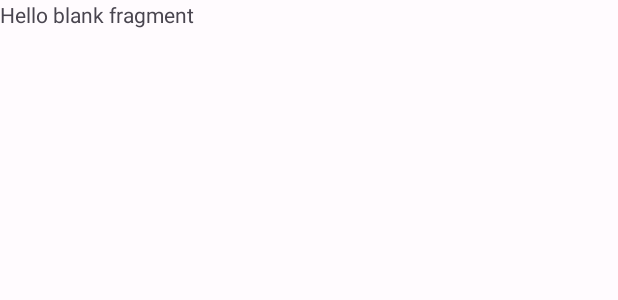
After one commit to nguyendinhkien/NewBaseAndroid, an Android app: the layout fragment_recycler_view_demo.xml on its own in the app's theme, with its tools: preview values and no code run, on a phone screen of 412 x 824 dp. The commit adds this screen. Shown: the top 300 px of the screen. Run offline under Robolectric (Android 15) with nearby library versions, the phone set to English and light mode, and no system bars.

Commit message:
add RecyclerView Demo fragment

```diff
--- a/app/src/main/java/vn/nguyendinhkien/appcommon/presentation/ui/home/HomeViewModel.kt
+++ b/app/src/main/java/vn/nguyendinhkien/appcommon/presentation/ui/home/HomeViewModel.kt
@@ -18,7 +18,7 @@ class HomeViewModel @Inject constructor(
     }
 
     fun navigateWebViewScreen() {
-        val navDirections = HomeFragmentDirections.actionHomeFragmentToWebViewFragment()
+        val navDirections = HomeFragmentDirections.actionHomeFragmentToRecyclerViewDemoFragment()
         navigate(navDirections)
     }
 
--- a/app/src/main/java/vn/nguyendinhkien/appcommon/presentation/ui/list/ListViewAdapter.kt
+++ b/app/src/main/java/vn/nguyendinhkien/appcommon/presentation/ui/list/ListViewAdapter.kt
@@ -8,8 +8,6 @@ import vn.nguyendinhkien.appcommon.presentation.base.adapter.BaseListAdapter
 import vn.nguyendinhkien.appcommon.presentation.base.adapter.QuickDiffUtils
 import javax.inject.Inject
 import javax.inject.Singleton
-
-data class Note(var name: String? = null)
 
 //class NoteDiff : DiffUtil.ItemCallback<Note>() {
 //    override fun areItemsTheSame(oldItem: Note, newItem: Note): Boolean {
--- /dev/null
+++ b/app/src/main/java/vn/nguyendinhkien/appcommon/presentation/ui/list/Note.kt
@@ -0,0 +1,3 @@
+package vn.nguyendinhkien.appcommon.presentation.ui.list
+
+data class Note(val id: Int, val name: String)
--- /dev/null
+++ b/app/src/main/res/layout/fragment_recycler_view_demo.xml
@@ -0,0 +1,14 @@
+<?xml version="1.0" encoding="utf-8"?>
+<FrameLayout xmlns:android="http://schemas.android.com/apk/res/android"
+    xmlns:tools="http://schemas.android.com/tools"
+    android:layout_width="match_parent"
+    android:layout_height="match_parent"
+    tools:context=".presentation.ui.list.RecyclerViewDemoFragment">
+
+    <!-- TODO: Update blank fragment layout -->
+    <TextView
+        android:layout_width="match_parent"
+        android:layout_height="match_parent"
+        android:text="@string/hello_blank_fragment" />
+
+</FrameLayout>
```
Also changed, not shown: app/src/main/java/vn/nguyendinhkien/appcommon/data/repository/NoteRepositoryImpl.kt (added, +28 -0 lines), app/src/main/java/vn/nguyendinhkien/appcommon/di/NetworkModule.kt (+8 -0 lines), app/src/main/java/vn/nguyendinhkien/appcommon/domain/repository/INoteRepository.kt (added, +9 -0 lines), app/src/main/java/vn/nguyendinhkien/appcommon/domain/usecase/notes/NotesUseCase.kt (added, +10 -0 lines), app/src/main/java/vn/nguyendinhkien/appcommon/presentation/base/ui/BaseViewModel.kt (+15 -1 lines), app/src/main/java/vn/nguyendinhkien/appcommon/presentation/ui/list/RecyclerViewDemoFragment.kt (added, +28 -0 lines), app/src/main/java/vn/nguyendinhkien/appcommon/presentation/ui/list/RecyclerViewDemoState.kt (added, +7 -0 lines), app/src/main/java/vn/nguyendinhkien/appcommon/presentation/ui/list/RecyclerViewDemoViewModel.kt (added, +41 -0 lines), app/src/main/res/navigation/nav_graph.xml (+8 -0 lines).
